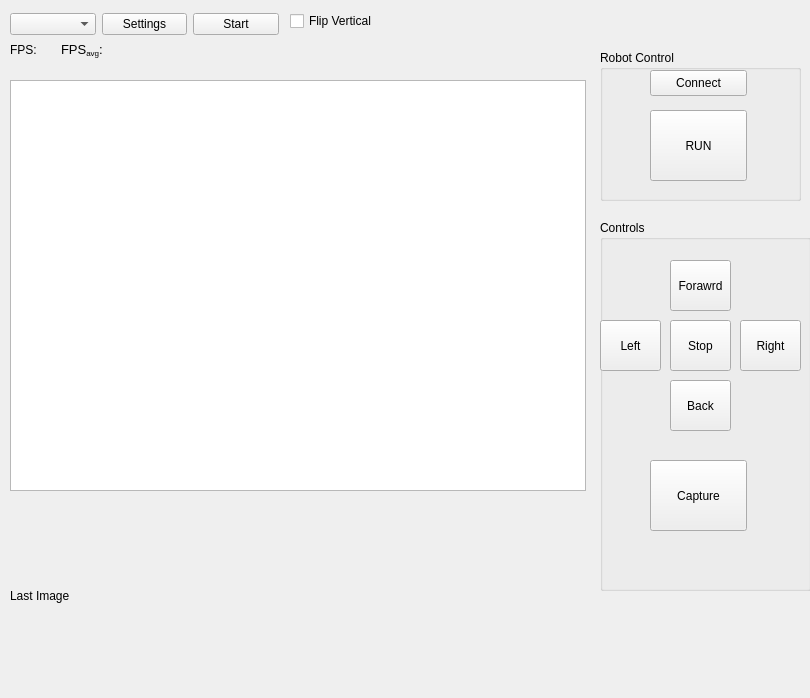
First picture: the form in imagecapture.ui, repository rajithavk/frontend, before the edit.
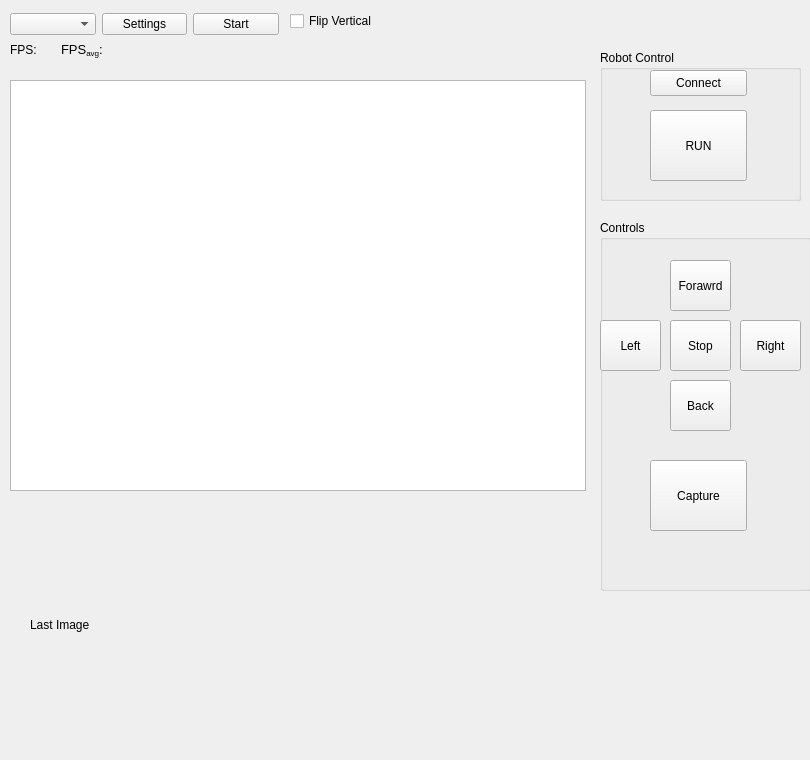
Second picture: the form after the edit. Custom widgets are drawn as their Qt base class.

What changed in the file:
```diff
--- a/imagecapture.ui
+++ b/imagecapture.ui
@@ -7,7 +7,7 @@
     <x>0</x>
     <y>0</y>
     <width>810</width>
-    <height>698</height>
+    <height>760</height>
    </rect>
   </property>
   <property name="windowTitle">
@@ -99,10 +99,10 @@
   <widget class="QLabel" name="labelLastImage">
    <property name="geometry">
     <rect>
-     <x>10</x>
+     <x>30</x>
      <y>500</y>
-     <width>211</width>
-     <height>191</height>
+     <width>200</width>
+     <height>250</height>
     </rect>
    </property>
    <property name="text">
```
